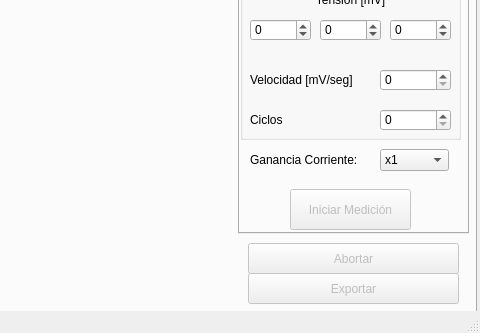
Above: qt/mainwindow.ui from potenciostato/potenciostato before the change; both pictures show x 544 to 1024 and y 292 to 625 of the 1024 by 625 pixel window. Below: the same form after it.
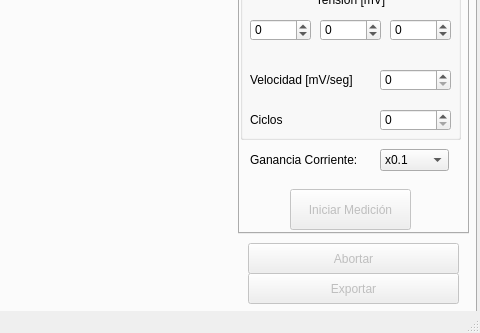
That is the form after the change. Custom widgets are drawn as their Qt base class.

The edit to the form file:
```diff
--- a/qt/mainwindow.ui
+++ b/qt/mainwindow.ui
@@ -519,7 +519,7 @@
         </property>
         <item>
          <property name="text">
-          <string>x1</string>
+          <string>x0.1</string>
          </property>
         </item>
         <item>
```
Left out of the diff: 2 changed lines with no effect on the pictures.
